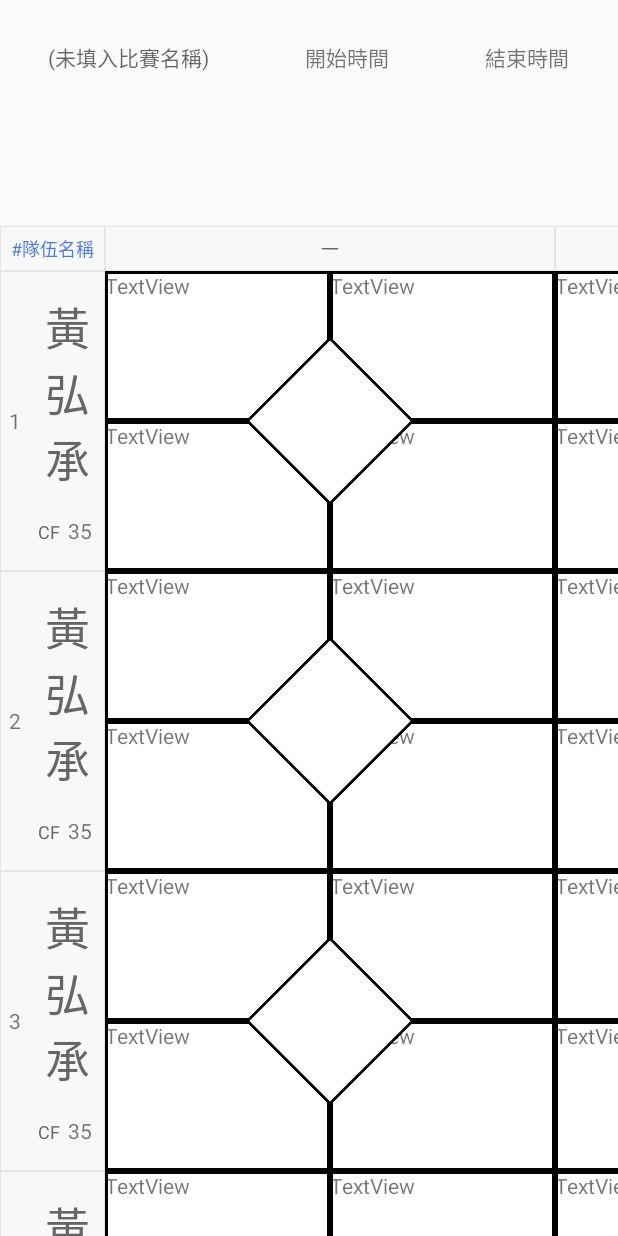
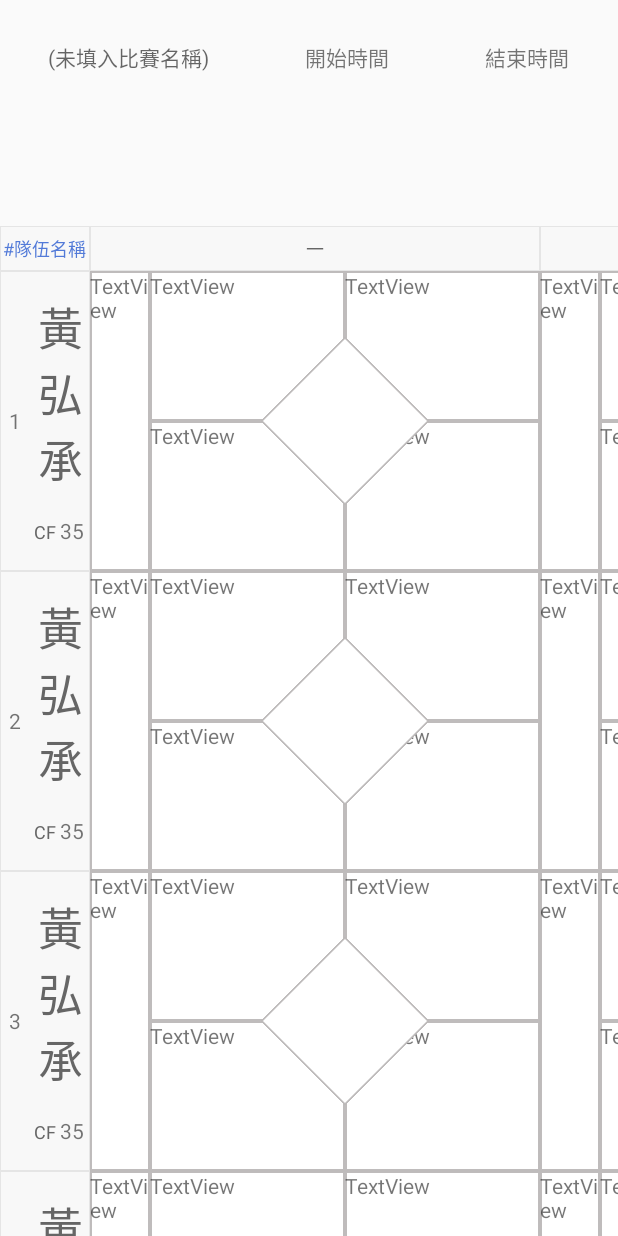
Before and after one commit to fcu-d0542900/BaseballScoreKeeper, an Android app: the NewRecordActivity screen opened directly, with no data from a screen before it, on a phone screen of 412 x 824 dp. Run offline under Robolectric (Android 15) with nearby library versions, the phone set to English and light mode, and no system bars.

Commit message:
增加左側計算好壞球欄

```diff
--- a/app/src/main/java/com/example/yuru/baseballscorekeeper/ScrollablePanelAdapter.java
+++ b/app/src/main/java/com/example/yuru/baseballscorekeeper/ScrollablePanelAdapter.java
@@ -164,6 +164,16 @@ public class ScrollablePanelAdapter extends PanelAdapter {
 
                 }
             });
+
+            //計算好壞球
+            viewHolder.getBallView.setOnClickListener(new View.OnClickListener() {
+                @Override
+                public void onClick(View v) {
+
+                    Toast.makeText(v.getContext(), "好壞球" , Toast.LENGTH_SHORT).show();
+
+                }
+            });
         }
     }
 
@@ -197,6 +207,7 @@ public class ScrollablePanelAdapter extends PanelAdapter {
         public TextView getHomeView;
         public TextView getSecondView;
         public TextView getThirdView;
+        public TextView getBallView;
 
         public View view;
 
@@ -208,6 +219,7 @@ public class ScrollablePanelAdapter extends PanelAdapter {
             this.getHomeView = (TextView) view.findViewById(R.id.homeView);
             this.getSecondView = (TextView) view.findViewById(R.id.secondView);
             this.getThirdView = (TextView) view.findViewById(R.id.thirdView);
+            this.getBallView= (TextView) view.findViewById(R.id.ballView);
             this.getScoreView.bringToFront();
 
         }
--- a/app/src/main/res/drawable/outline.xml
+++ b/app/src/main/res/drawable/outline.xml
@@ -2,7 +2,7 @@
 <shape xmlns:android="http://schemas.android.com/apk/res/android" >
 
     <!-- 設置一個黑色邊框 -->
-    <stroke android:width="3px" android:color="#000000"/>
+    <stroke android:width="2px" android:color="#f3bcb9b9"/>
     <solid android:color="#ffffff" />
     <corners android:topLeftRadius="0dp"
         android:topRightRadius="0dp"
--- a/app/src/main/res/layout/listitem_order_info.xml
+++ b/app/src/main/res/layout/listitem_order_info.xml
@@ -19,16 +19,37 @@
             <LinearLayout
                 android:layout_width="match_parent"
                 android:layout_height="match_parent"
+                android:orientation="horizontal">
+
+                <FrameLayout
+                    android:layout_width="40dp"
+                    android:layout_height="200dp">
+
+                    <TextView
+                        android:id="@+id/ballView"
+                        android:layout_width="40dp"
+                        android:layout_height="200dp"
+                        android:background="@drawable/outline"
+                        android:text="TextView" />
+                </FrameLayout>
+
+                <FrameLayout
+                    android:layout_width="260dp"
+                    android:layout_height="match_parent">
+
+                    <LinearLayout
+                        android:layout_width="260dp"
+                        android:layout_height="200dp"
                         android:orientation="vertical">
 
                         <LinearLayout
-                    android:layout_width="300dp"
+                            android:layout_width="260dp"
                             android:layout_height="100dp"
                             android:orientation="horizontal">
 
                             <TextView
                                 android:id="@+id/thirdView"
-                        android:layout_width="150dp"
+                                android:layout_width="130dp"
                                 android:layout_height="100dp"
                                 android:layout_weight="1"
                                 android:background="@drawable/outline"
@@ -36,7 +57,7 @@
 
                             <TextView
                                 android:id="@+id/secondView"
-                        android:layout_width="150dp"
+                                android:layout_width="130dp"
                                 android:layout_height="100dp"
                                 android:layout_weight="1"
                                 android:background="@drawable/outline"
@@ -44,7 +65,7 @@
                         </LinearLayout>
 
                         <LinearLayout
-                    android:layout_width="300dp"
+                            android:layout_width="260dp"
                             android:layout_height="100dp"
                             android:orientation="horizontal">
 
@@ -65,13 +86,12 @@
                                 android:text="TextView" />
                         </LinearLayout>
                     </LinearLayout>
-        </FrameLayout>
 
                     <FrameLayout
                         android:layout_width="80dp"
                         android:layout_height="80dp"
-            android:rotation="45"
-            android:layout_gravity="center">
+                        android:layout_gravity="center"
+                        android:rotation="45">
 
                         <TextView
                             android:id="@+id/centerView"
@@ -81,6 +101,11 @@
                             android:textColor="@color/text_gray_666666"
                             android:textSize="12sp" />
                     </FrameLayout>
+                </FrameLayout>
+
+            </LinearLayout>
+
+        </FrameLayout>
 
     </FrameLayout>
 
--- a/app/src/main/res/layout/listitem_player_info.xml
+++ b/app/src/main/res/layout/listitem_player_info.xml
@@ -1,7 +1,7 @@
 <?xml version="1.0" encoding="utf-8"?>
 <LinearLayout xmlns:android="http://schemas.android.com/apk/res/android"
     xmlns:tools="http://schemas.android.com/tools"
-    android:layout_width="70dp"
+    android:layout_width="60dp"
     android:layout_height="200dp"
     android:background="@drawable/bg_item"
     android:gravity="center"
@@ -16,7 +16,7 @@
         android:text="1" />
 
     <LinearLayout
-        android:layout_width="50dp"
+        android:layout_width="40dp"
         android:layout_height="match_parent"
         android:orientation="vertical">
 
--- a/app/src/main/res/layout/listitem_team_name.xml
+++ b/app/src/main/res/layout/listitem_team_name.xml
@@ -1,6 +1,6 @@
 <?xml version="1.0" encoding="utf-8"?>
 <LinearLayout xmlns:android="http://schemas.android.com/apk/res/android"
-    android:layout_width="70dp"
+    android:layout_width="60dp"
     android:layout_height="30dp"
     android:background="@drawable/bg_item"
     android:gravity="center"
```
Lines whose indentation alone changed are shown as unchanged.
